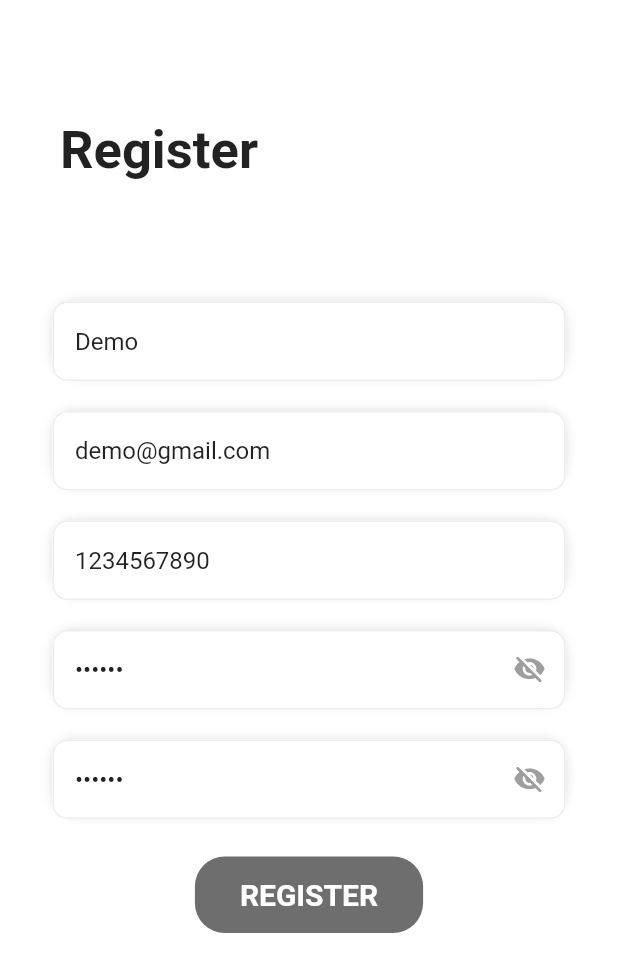
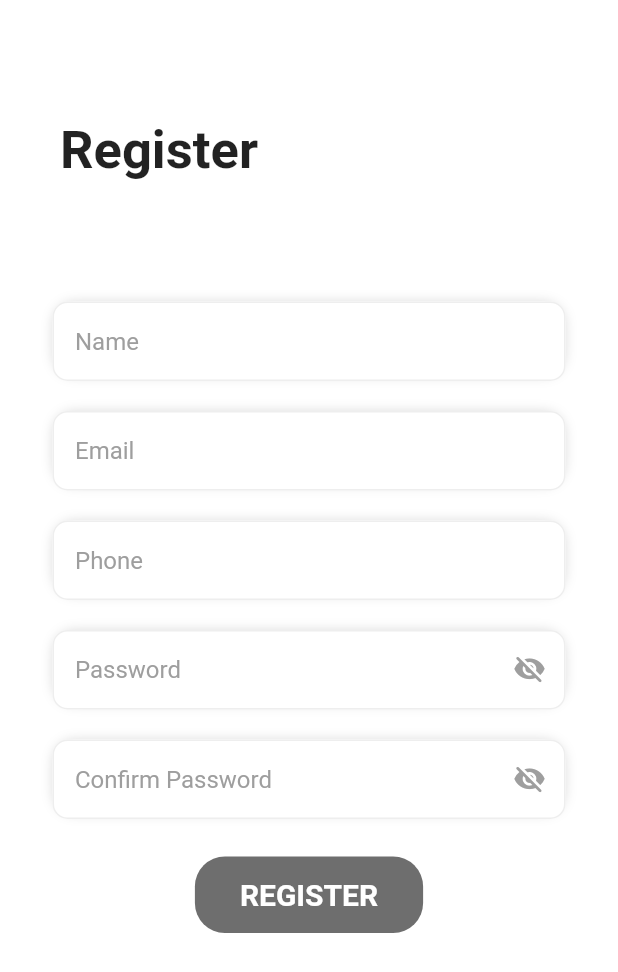
Before and after one commit to rushit5560/Friend_Fitness_App_Project, a Flutter app: the SignUpScreen screen opened directly, on a phone screen of 412 x 824 dp. Shown: the top 972 px of the screen. Run offline on Flutter 3.47's test engine with Material 2 defaults, Android fonts, the phone set to English and light mode, and no system bars; our stand-ins replace get, image_picker; network calls fail.

Commit message:
sign Up and sign In with firebase API

```diff
--- a/friend_fitness_app/lib/controllers/sign_up_screen_controller/sign_up_screen_controller.dart
+++ b/friend_fitness_app/lib/controllers/sign_up_screen_controller/sign_up_screen_controller.dart
@@ -1,16 +1,59 @@
+import 'dart:convert';
+import 'dart:developer';
+
 import 'package:flutter/material.dart';
+import 'package:friend_fitness_app/model/user_signup_model/user_signup_model.dart';
 import 'package:get/get.dart';
+import 'package:http/http.dart' as http;
 
 class SignUpScreenController extends GetxController {
   RxBool isLoading = false.obs;
   RxBool isSuccessStatus = false.obs;
+  RxInt isStatus = 0.obs;
 
   GlobalKey<FormState> signUpFormKey = GlobalKey();
-  TextEditingController nameFieldController = TextEditingController(text: "Demo");
-  TextEditingController emailFieldController = TextEditingController(text: "demo@gmail.com");
-  TextEditingController phoneFieldController = TextEditingController(text: "1234567890");
-  TextEditingController passwordFieldController = TextEditingController(text: "123456");
-  TextEditingController cPasswordFieldController = TextEditingController(text: "123456");
+  TextEditingController nameFieldController = TextEditingController();
+  TextEditingController emailFieldController = TextEditingController();
+  TextEditingController phoneFieldController = TextEditingController();
+  TextEditingController passwordFieldController = TextEditingController();
+  TextEditingController cPasswordFieldController = TextEditingController();
   RxBool isPasswordShow = true.obs;
   RxBool isCPasswordShow = true.obs;
+
+  signUpWithFirebaseFunction()async{
+    isLoading(true);
+    String url = "https://identitytoolkit.googleapis.com/v1/accounts:signUp?key=AIzaSyDErCea5X6odORA9eA3SZYtATsXUbVCH0w";
+    log('url: $url');
+
+    try{
+      Map<String, dynamic> data = {
+        "Name" : nameFieldController.text.trim(),
+        "email": emailFieldController.text.trim(),
+        "Phone": phoneFieldController.text.trim(),
+        "password": passwordFieldController.text.trim(),
+        "returnSecureToken" : "true"
+      };
+      log('data: $data');
+      http.Response response = await http.post(Uri.parse(url), body: data);
+      log('Response : ${response.body}');
+      UserSignUpModel signUpModel = UserSignUpModel.fromJson(json.decode(response.body));
+      //log('signInModel: ${signUpModel.name}');
+      isStatus = response.statusCode.obs;
+      log('isStatus: $isStatus');
+      //isStatus = signInModel.statusCode.obs;
+
+      if(isStatus.value == 200){
+        log('Success');
+        Get.snackbar(signUpModel.email + " Registered Successfully", '');
+
+      }else{
+        log('Fail');
+        Get.snackbar("Email Already Exists", '');
+      }
+    }catch(e){
+      log('Error: $e');
+    } finally{
+      isLoading(false);
+    }
+  }
 }
--- a/friend_fitness_app/lib/main.dart
+++ b/friend_fitness_app/lib/main.dart
@@ -20,7 +20,7 @@ class MyApp extends StatelessWidget {
       title: 'Friends Fitness App',
       debugShowCheckedModeBanner: false,
       theme: appLightTheme(),
-      home: IndexScreen(),
+      home: SignInScreen(),
     );
   }
 }
--- /dev/null
+++ b/friend_fitness_app/lib/model/user_signup_model/user_signup_model.dart
@@ -0,0 +1,41 @@
+import 'dart:convert';
+
+UserSignUpModel userSignUpModelFromJson(String str) => UserSignUpModel.fromJson(json.decode(str));
+
+String userSignUpModelToJson(UserSignUpModel data) => json.encode(data.toJson());
+
+class UserSignUpModel {
+  UserSignUpModel({
+    required this.kind,
+    required this.idToken,
+    required this.email,
+    required this.refreshToken,
+    required this.expiresIn,
+    required this.localId,
+  });
+
+  String kind;
+  String idToken;
+  String email;
+  String refreshToken;
+  String expiresIn;
+  String localId;
+
+  factory UserSignUpModel.fromJson(Map<String, dynamic> json) => UserSignUpModel(
+    kind: json["kind"] ?? "",
+    idToken: json["idToken"] ?? "",
+    email: json["email"] ?? "",
+    refreshToken: json["refreshToken"] ?? "",
+    expiresIn: json["expiresIn"] ?? "",
+    localId: json["localId"] ?? "",
+  );
+
+  Map<String, dynamic> toJson() => {
+    "kind": kind,
+    "idToken": idToken,
+    "email": email,
+    "refreshToken": refreshToken,
+    "expiresIn": expiresIn,
+    "localId": localId,
+  };
+}
--- a/friend_fitness_app/lib/screens/sign_in_screen/sign_in_screen_widgets.dart
+++ b/friend_fitness_app/lib/screens/sign_in_screen/sign_in_screen_widgets.dart
@@ -159,7 +159,8 @@ class LoginButtonModule extends StatelessWidget {
           onTap: () {
             if (screenController.signInFormKey.currentState!.validate()) {
               // log("");
-              Get.offAll(()=> HomeScreen(), transition: Transition.zoom);
+             // Get.offAll(()=> HomeScreen(), transition: Transition.zoom);
+              screenController.signInWithFirebaseFunction();
             }
           },
           child: Container(
--- a/friend_fitness_app/lib/screens/sign_up_screen/sign_up_screen_widgets.dart
+++ b/friend_fitness_app/lib/screens/sign_up_screen/sign_up_screen_widgets.dart
@@ -257,8 +257,8 @@ class RegisterButtonModule extends StatelessWidget {
         GestureDetector(
           onTap: () {
             if (screenController.signUpFormKey.currentState!.validate()) {
-              // log("");
-              Get.offAll(()=> HomeScreen(), transition: Transition.zoom);
+              //Get.offAll(()=> HomeScreen(), transition: Transition.zoom);
+              screenController.signUpWithFirebaseFunction();
             }
           },
           child: Container(
--- a/friend_fitness_app/pubspec.yaml
+++ b/friend_fitness_app/pubspec.yaml
@@ -36,6 +36,7 @@ dependencies:
   cupertino_icons: ^1.0.2
   get: ^4.6.1
   image_picker: 0.8.4+9
+  http: ^0.13.4
 
 dev_dependencies:
   flutter_test:
```
Also changed, not shown: friend_fitness_app/lib/controllers/sign_in_screen_controller/sign_in_screen_controller.dart (+43 -0 lines), friend_fitness_app/lib/model/user_signin_model/user_signin_model.dart (added, +49 -0 lines), 3 other files.
